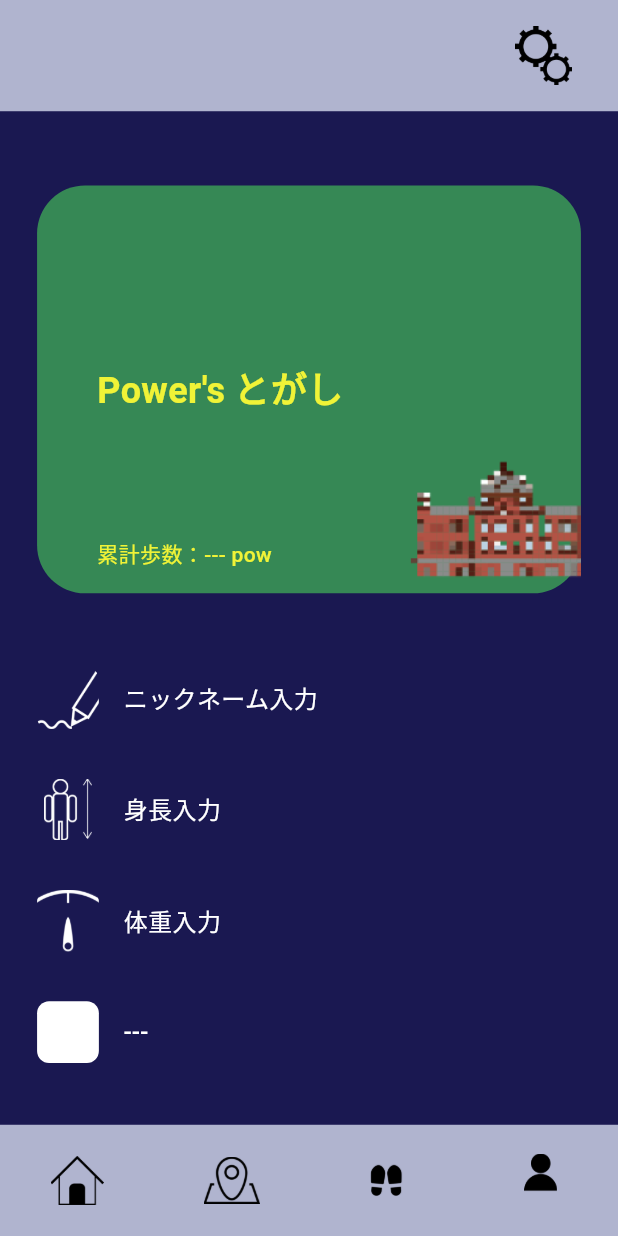
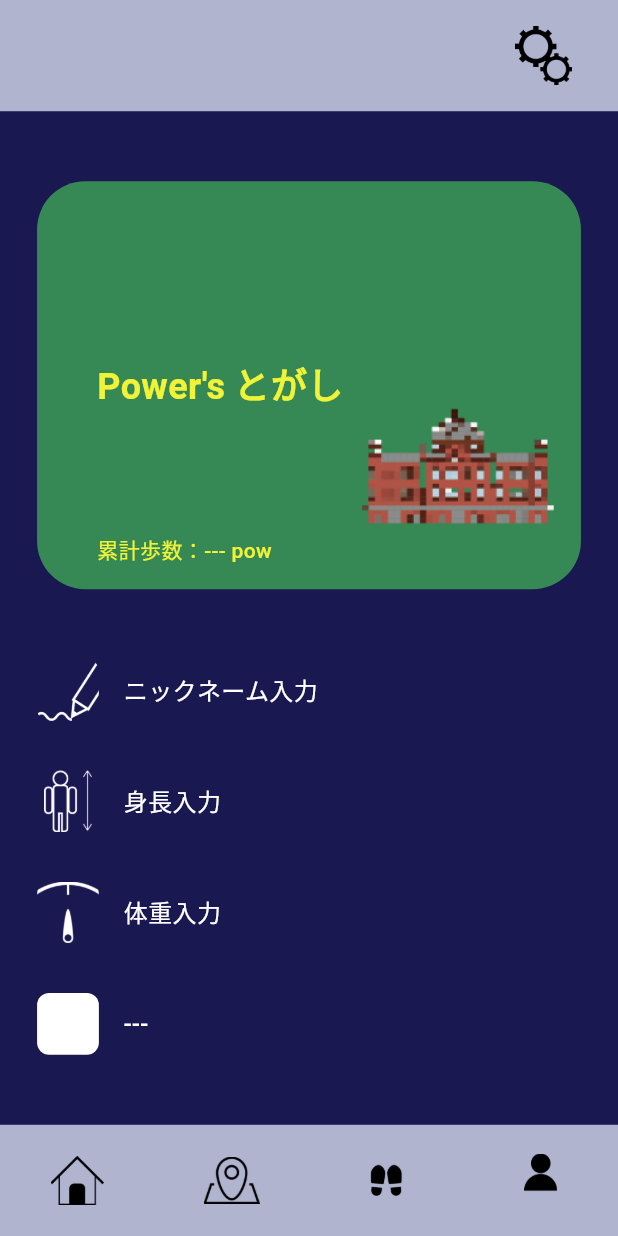
Before and after one commit to p2hacks2025/post-09, a Flutter app: the screen it shows after launch, item 4 of the bottom bar chosen, on a phone screen of 412 x 824 dp. Run offline on Flutter 3.47's test engine with Material 3 defaults, Android fonts, the light colour scheme and no system bars; our stand-ins replace flutter_dotenv, flutter_map, geolocator, latlong2, pedometer, permission_handler; accounts and stored records are empty.

Commit message:
change screen space

```diff
--- a/flutter/lib/screens/prof_screen.dart
+++ b/flutter/lib/screens/prof_screen.dart
@@ -17,78 +17,17 @@ class _ProfScreenState extends State<ProfScreen> {
 
     return BaseLayout(
       showBackButton: false,
-      child: SingleChildScrollView(
+      child: SizedBox.expand(
         child: Padding(
           padding: EdgeInsets.symmetric(horizontal: screenWidth * 0.06),
           child: Column(
             children: [
-              SizedBox(height: screenHeight * 0.06),
+              const Spacer(),
 
               // 緑色の長方形
-              Container(
-                width: double.infinity,
-                height: screenHeight * 0.33,
-                decoration: BoxDecoration(
-                  color: const Color(0xFF368855),
-                  borderRadius: BorderRadius.circular(32),
-                ),
-                child: Stack(
-                  children: [
-                    // テキスト（左）
-                    const Align(
-                      alignment: Alignment.centerLeft,
-                      child: Padding(
-                        padding: EdgeInsets.only(left: 40),
-                        child: Text(
-                          "Power's とがし",
-                          style: TextStyle(
-                            color: Color(0xFFF0F337),
-                            fontSize: 24,
-                            fontWeight: FontWeight.bold,
-                          ),
-                        ),
-                      ),
-                    ),
-                    // 画像（右下）
-                    Positioned(
-                      right: -screenWidth * 0.08,
-                      bottom: -screenWidth * 0.08,
-                      child: Image.asset(
-                        'assets/images/symbol_1.png',
-                        width: screenWidth * 0.4,
-                        height: screenWidth * 0.4,
-                        errorBuilder: (context, error, stackTrace) {
-                          return SizedBox(
-                            width: screenWidth * 0.4,
-                            height: screenWidth * 0.4,
-                            child: const Icon(
-                              Icons.image,
-                              color: Color(0xFFF0F337),
-                            ),
-                          );
-                        },
-                      ),
-                    ),
-                    // 累計歩数テキスト（左下）
-                    Align(
-                      alignment: Alignment.bottomLeft,
-                      child: Padding(
-                        padding: const EdgeInsets.only(left: 40, bottom: 16),
-                        child: Text(
-                          '累計歩数：--- pow',
-                          style: const TextStyle(
-                            color: Color(0xFFF0F337),
-                            fontSize: 14,
-                            fontWeight: FontWeight.w500,
-                          ),
-                        ),
-                      ),
-                    ),
-                  ],
-                ),
-              ),
+              _buildProfileCard(context),
 
-              SizedBox(height: screenHeight * 0.06),
+              const Spacer(),
 
               // 4つの小さな正方形（仮置き）
               Align(
@@ -121,13 +60,71 @@ class _ProfScreenState extends State<ProfScreen> {
                 ),
               ),
 
-              SizedBox(height: screenHeight * 0.06),
+              const Spacer(),
+
             ],
           ),
         ),
       ),
     );
   }
+
+  Widget _buildProfileCard(BuildContext context) {
+  final screenHeight = MediaQuery.of(context).size.height;
+  final screenWidth = MediaQuery.of(context).size.width;
+
+  return Container(
+    width: double.infinity,
+    height: screenHeight * 0.33,
+    decoration: BoxDecoration(
+      color: const Color(0xFF368855),
+      borderRadius: BorderRadius.circular(32),
+    ),
+    child: Stack(
+      children: [
+        const Align(
+          alignment: Alignment.centerLeft,
+          child: Padding(
+            padding: EdgeInsets.only(left: 40),
+            child: Text(
+              "Power's とがし",
+              style: TextStyle(
+                color: Color(0xFFF0F337),
+                fontSize: 24,
+                fontWeight: FontWeight.bold,
+              ),
+            ),
+          ),
+        ),
+        Positioned(
+          right: -screenWidth * 0.001,
+          bottom: -screenWidth * 0.001,
+          child: Image.asset(
+            'assets/images/symbol_1.png',
+            width: screenWidth * 0.4,
+            height: screenWidth * 0.4,
+          ),
+        ),
+        Align(
+          alignment: Alignment.bottomLeft,
+          child: Padding(
+            padding: const EdgeInsets.only(left: 40, bottom: 16),
+            child: Text(
+              '累計歩数：--- pow',
+              style: const TextStyle(
+                color: Color(0xFFF0F337),
+                fontSize: 14,
+                fontWeight: FontWeight.w500,
+              ),
+            ),
+          ),
+        ),
+      ],
+    ),
+  );
+}
+
+
 
   // 小さな正方形（仮置き）
   Widget _buildSquareItem(
```
